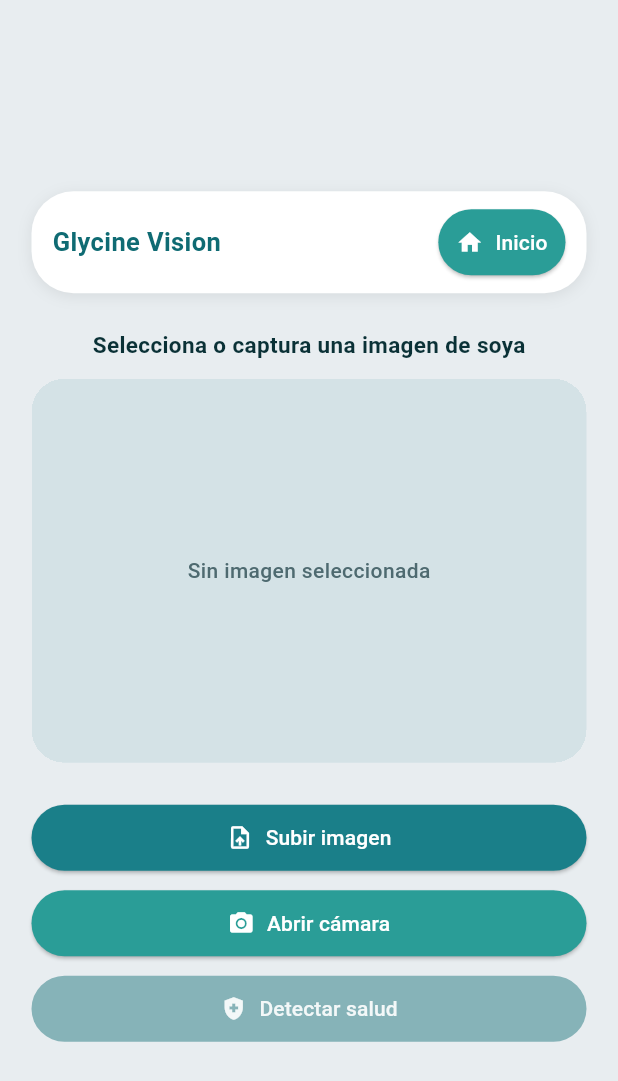
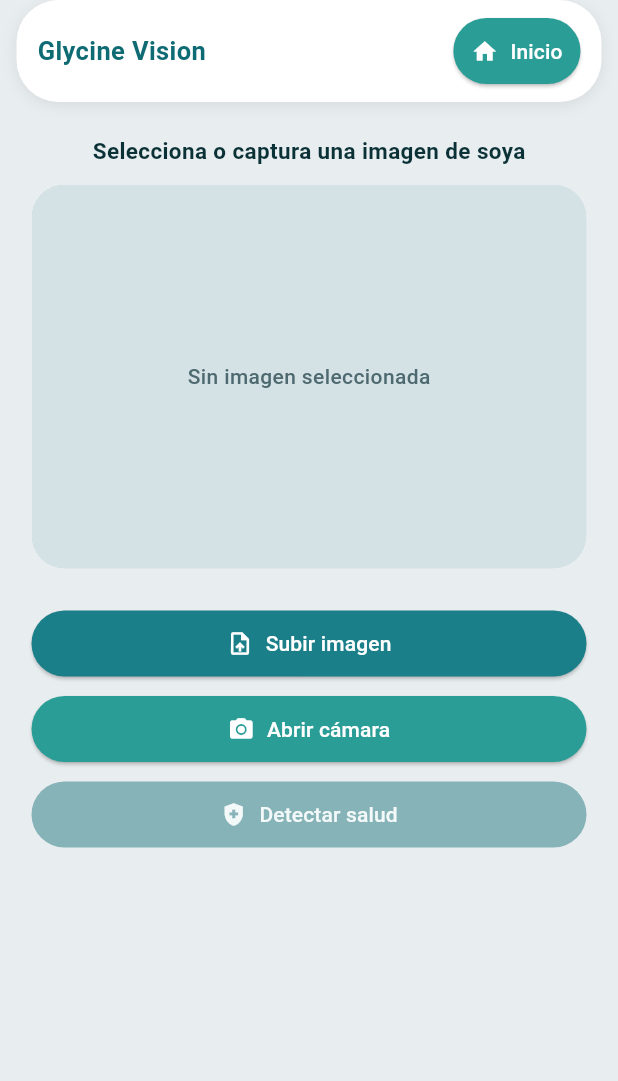
Before and after one commit to alejandroramirezucb/glycine-vision-dss, a Flutter app: the screen it shows after launch, on a phone screen of 412 x 824 dp. Shown: the top 1081 px of the screen. Run offline on Flutter 3.47's test engine with Material 3 defaults, Android fonts, the phone set to English and light mode, and no system bars; our stand-ins replace image_picker; missing offline and left inert: tflite_flutter.

Commit message:
fix: correcciones visuales

```diff
--- a/Code/lib/main.dart
+++ b/Code/lib/main.dart
@@ -103,24 +103,30 @@ class MainScreen extends StatelessWidget {
 
         return Scaffold(
           backgroundColor: AppTheme.bgPage,
-          body: Center(
-            child: SingleChildScrollView(
+          body: Column(
+            children: [
+              Center(
                 child: Container(
                   width: width,
-                padding: const EdgeInsets.all(10),
-                child: Column(
-                  children: [
-                    AppHeader(
+                  child: AppHeader(
                     canGoBack: state.canGoBack,
                     onHome: state.goHome,
                     onBack: state.pop,
                   ),
-                    const SizedBox(height: 12),
-                    _buildScreen(state.currentScreen),
-                  ],
+                ),
+              ),
+              Expanded(
+                child: SingleChildScrollView(
+                  child: Center(
+                    child: Container(
+                      width: width,
+                      padding: const EdgeInsets.all(10),
+                      child: _buildScreen(state.currentScreen),
                     ),
                   ),
                 ),
+              ),
+            ],
           ),
         );
       },
--- a/Code/lib/presentation/widgets/TreatmentCard.dart
+++ b/Code/lib/presentation/widgets/TreatmentCard.dart
@@ -80,6 +80,7 @@ class TreatmentCard extends StatelessWidget {
 
   Widget _buildFuenteLink(Fuente fuente) => Padding(
         padding: const EdgeInsets.symmetric(vertical: 4),
+        child: Center(
           child: InkWell(
             onTap: () => launchUrl(
               Uri.parse(fuente.url),
@@ -87,6 +88,7 @@ class TreatmentCard extends StatelessWidget {
             ),
             child: Text(
               '• ${fuente.texto}',
+              textAlign: TextAlign.center,
               style: const TextStyle(
                 fontSize: 10,
                 color: AppTheme.accent,
@@ -94,5 +96,6 @@ class TreatmentCard extends StatelessWidget {
               ),
             ),
           ),
+        ),
       );
 }
--- a/Code/pubspec.yaml
+++ b/Code/pubspec.yaml
@@ -1,4 +1,4 @@
-name: glycine_vision
+name: glycine_vision_dss
 description: Soybean disease diagnosis system with local ML inference.
 version: 1.0.0+1
 
@@ -22,6 +22,7 @@ dev_dependencies:
 flutter:
   uses-material-design: true
   assets:
+    - logo.png
     - assets/models/hs/
     - assets/models/pd/
     - assets/data/
```
Also changed, not shown: Code/logo.png (added), 14 other files. Lines whose indentation alone changed are shown as unchanged.
